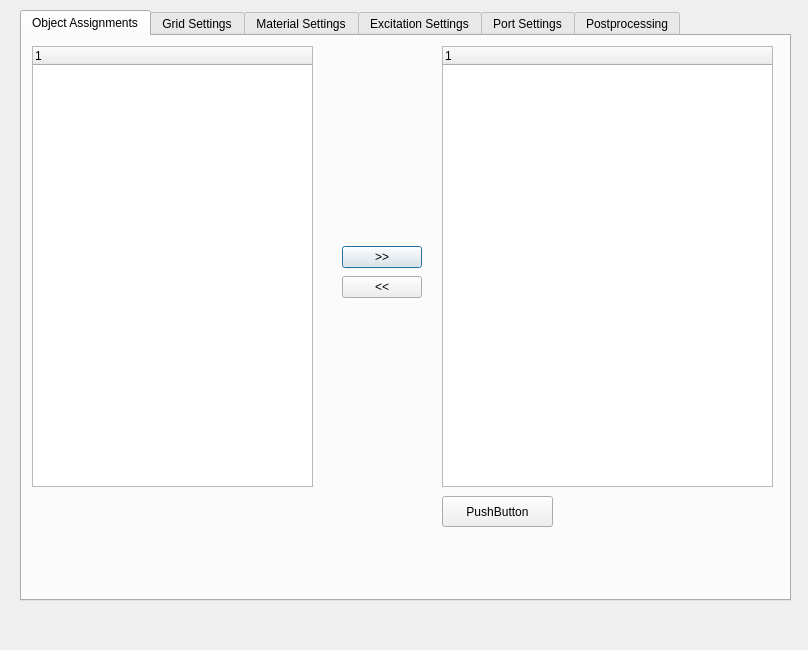
Above: ui/dialog.ui from LubomirJagos/FreeCAD-OpenEMS-Export before the change. Below: the same form after it.
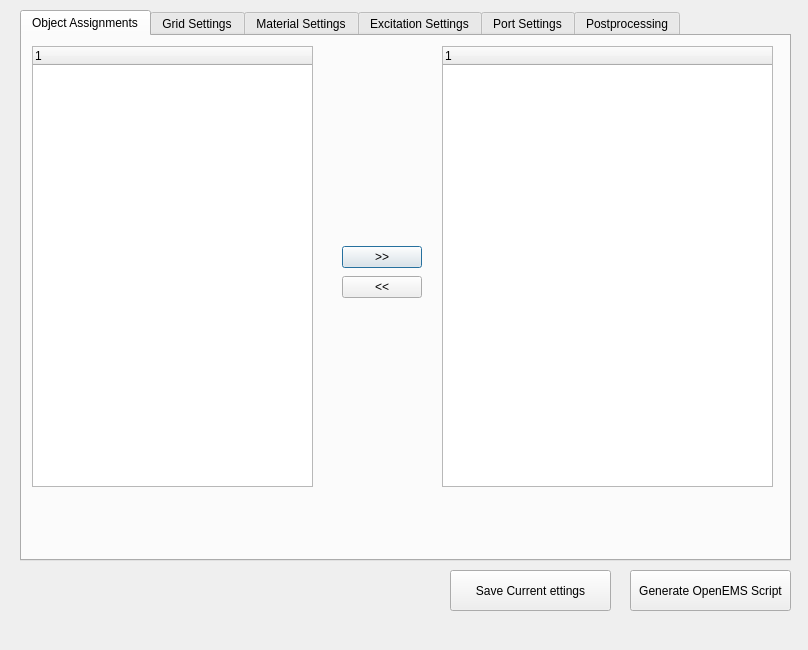
That is the form after the change.

Commit message: Added function to transcript object assignement into Octave code. NEED TO ADD TRANSCIPT RULES, methods done.

Patch:
```diff
--- a/ui/dialog.ui
+++ b/ui/dialog.ui
@@ -19,7 +19,7 @@
      <x>20</x>
      <y>10</y>
      <width>771</width>
-     <height>591</height>
+     <height>551</height>
     </rect>
    </property>
    <property name="currentIndex">
@@ -85,19 +85,6 @@
       </property>
      </column>
     </widget>
-    <widget class="QPushButton" name="objectAssignmentShowSettingsButton">
-     <property name="geometry">
-      <rect>
-       <x>420</x>
-       <y>460</y>
-       <width>111</width>
-       <height>31</height>
-      </rect>
-     </property>
-     <property name="text">
-      <string>PushButton</string>
-     </property>
-    </widget>
    </widget>
    <widget class="QWidget" name="gridSettingsTab">
     <attribute name="title">
@@ -788,6 +775,35 @@
     </attribute>
    </widget>
   </widget>
+  <widget class="QPushButton" name="generateOpenEMSScriptButton">
+   <property name="geometry">
+    <rect>
+     <x>630</x>
+     <y>570</y>
+     <width>161</width>
+     <height>41</height>
+    </rect>
+   </property>
+   <property name="text">
+    <string>Generate OpenEMS Script</string>
+   </property>
+  </widget>
+  <widget class="QPushButton" name="saveCurrentSettingsButton">
+   <property name="enabled">
+    <bool>true</bool>
+   </property>
+   <property name="geometry">
+    <rect>
+     <x>450</x>
+     <y>570</y>
+     <width>161</width>
+     <height>41</height>
+    </rect>
+   </property>
+   <property name="text">
+    <string>Save Current ettings</string>
+   </property>
+  </widget>
  </widget>
  <resources/>
  <connections/>
```
The commit also changes 1 other file.
